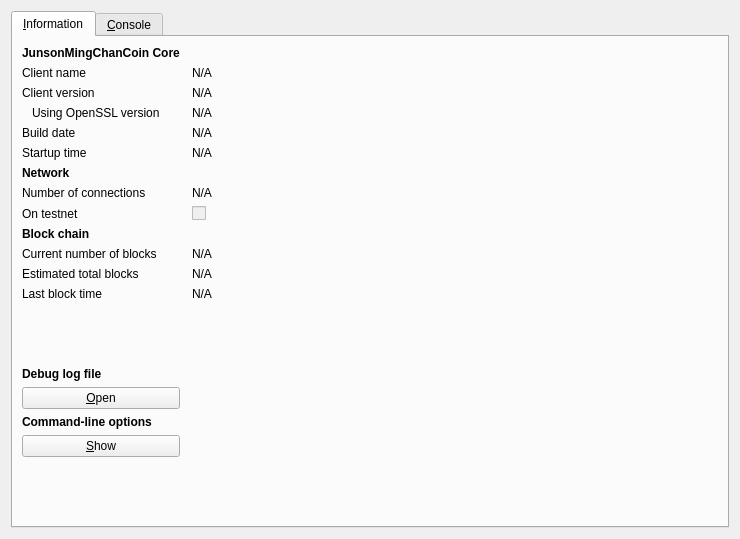
The window that src/qt/forms/rpcconsole.ui (Bayram75/404-Coin) describes before a commit, drawn with Qt 5.
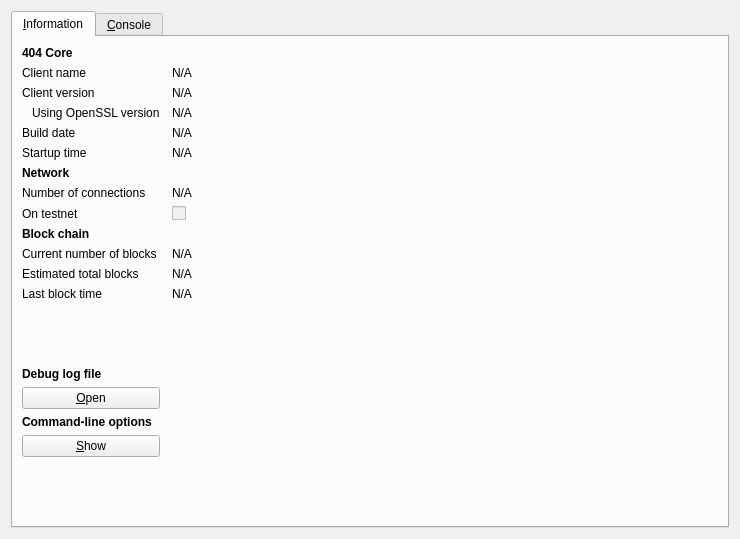
The same window after the commit. Icons and pictures are not drawn.

Patch:
```diff
--- a/src/qt/forms/rpcconsole.ui
+++ b/src/qt/forms/rpcconsole.ui
@@ -36,7 +36,7 @@
           </font>
          </property>
          <property name="text">
-          <string>JunsonMingChanCoin Core</string>
+          <string>404 Core</string>
          </property>
         </widget>
        </item>
```
Left out of the diff: 6 changed lines with no effect on the pictures.
